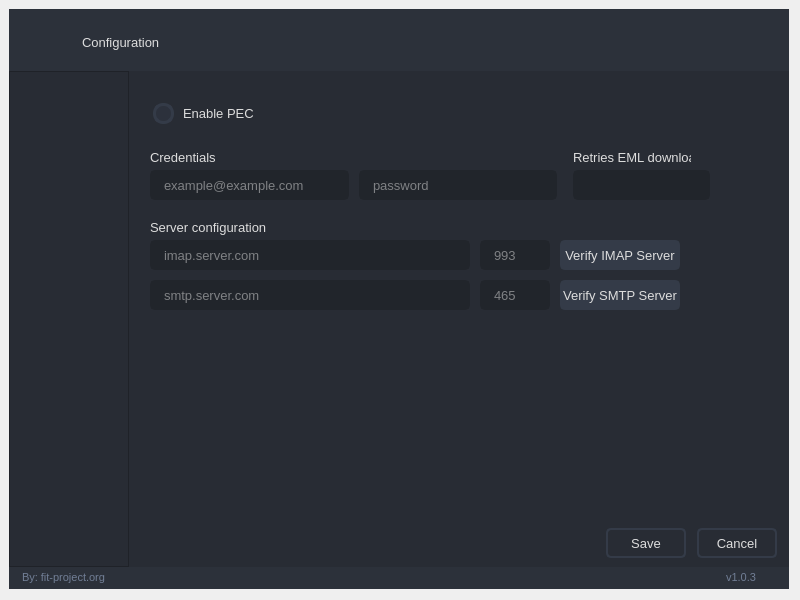
Qt form ui/configuration/configuration.ui (fit-project/fit) before a commit.
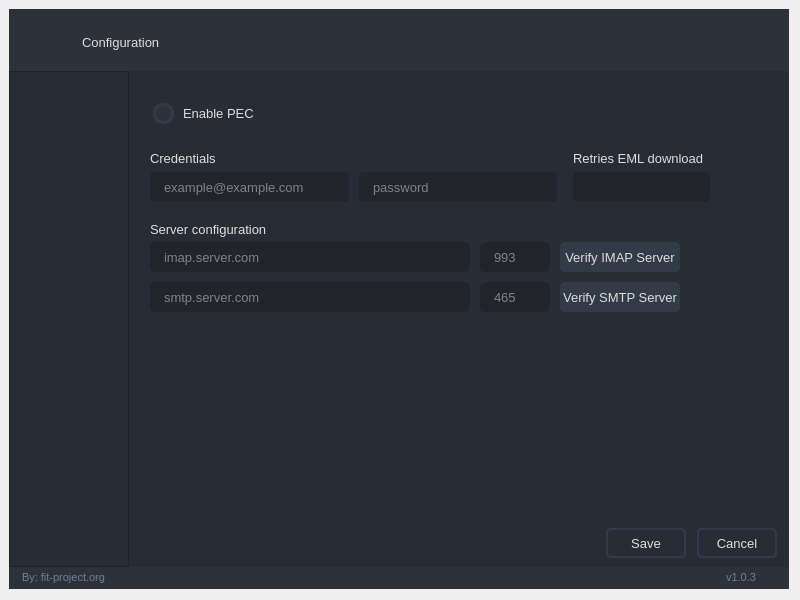
The same form after that commit. The open tabs and pages were chosen to show the change. Icons and pictures are not drawn.

Diff of the .ui file:
```diff
--- a/ui/configuration/configuration.ui
+++ b/ui/configuration/configuration.ui
@@ -1811,9 +1811,15 @@
                                </property>
                                <item>
                                 <widget class="QLabel" name="retries_eml_download_title">
+                                 <property name="sizePolicy">
+                                  <sizepolicy hsizetype="Expanding" vsizetype="Expanding">
+                                   <horstretch>0</horstretch>
+                                   <verstretch>0</verstretch>
+                                  </sizepolicy>
+                                 </property>
                                  <property name="maximumSize">
                                   <size>
-                                   <width>118</width>
+                                   <width>16777215</width>
                                    <height>16777215</height>
                                   </size>
                                  </property>
```
Left out of the diff: 2 changed lines with no effect on the pictures.
